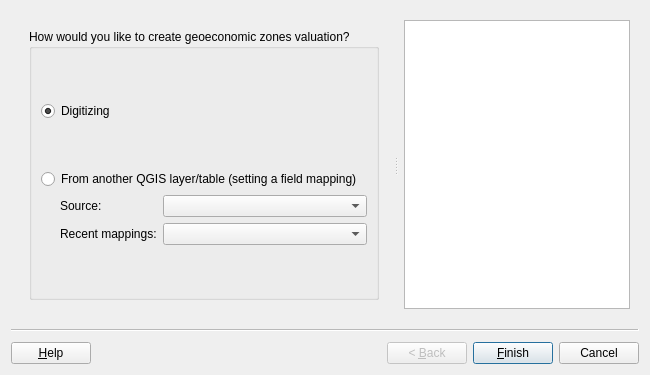
SwissTierrasColombia/Asistente-LADM-COL, file asistente_ladm_col/ui/wiz_create_geoeconomic_zone_valuation.ui: the form before one commit.
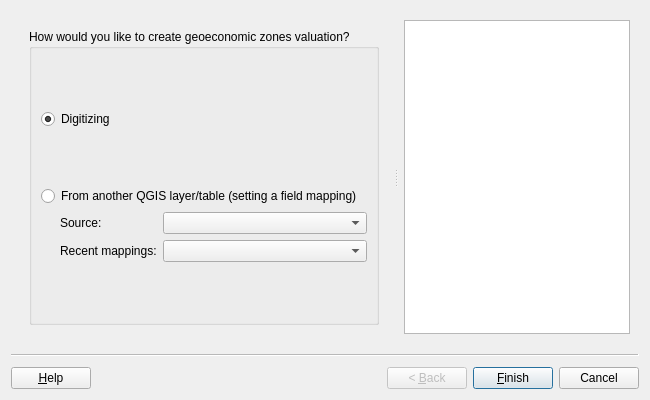
The form after the commit. Custom widgets are drawn as their Qt base class.

```diff
--- a/asistente_ladm_col/ui/wiz_create_geoeconomic_zone_valuation.ui
+++ b/asistente_ladm_col/ui/wiz_create_geoeconomic_zone_valuation.ui
@@ -7,7 +7,7 @@
     <x>0</x>
     <y>0</y>
     <width>650</width>
-    <height>375</height>
+    <height>400</height>
    </rect>
   </property>
   <property name="cursor">
```
